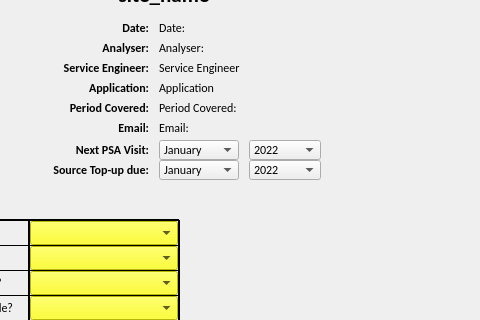
LintonRitchie/Scantech_Monthly_PSA_Report, file PSA_page1.ui: the form before one commit; both pictures show x 236 to 716 and y 220 to 540 of the 800 by 1000 pixel window.
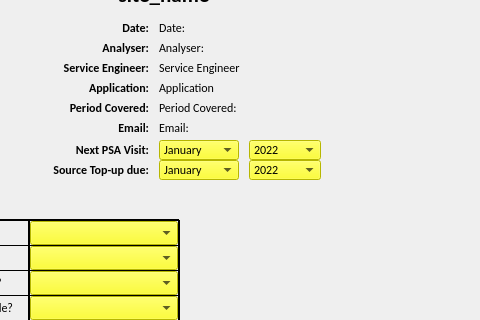
The form after the commit. Icons and pictures are not drawn.

```diff
--- a/PSA_page1.ui
+++ b/PSA_page1.ui
@@ -1056,6 +1056,9 @@
       <family>Calibri</family>
      </font>
     </property>
+    <property name="styleSheet">
+     <string notr="true">background-color: rgb(255, 255, 0);</string>
+    </property>
     <item>
      <property name="text">
       <string>January</string>
@@ -1131,6 +1134,9 @@
       <family>Calibri</family>
      </font>
     </property>
+    <property name="styleSheet">
+     <string notr="true">background-color: rgb(255, 255, 0);</string>
+    </property>
     <property name="currentText">
      <string>2022</string>
     </property>
@@ -1189,6 +1195,9 @@
       <family>Calibri</family>
      </font>
     </property>
+    <property name="styleSheet">
+     <string notr="true">background-color: rgb(255, 255, 0);</string>
+    </property>
     <item>
      <property name="text">
       <string>January</string>
@@ -1264,6 +1273,9 @@
       <family>Calibri</family>
      </font>
     </property>
+    <property name="styleSheet">
+     <string notr="true">background-color: rgb(255, 255, 0);</string>
+    </property>
     <property name="currentText">
      <string>2022</string>
     </property>
```
Left out of the diff: 98 changed lines with no effect on the pictures.
